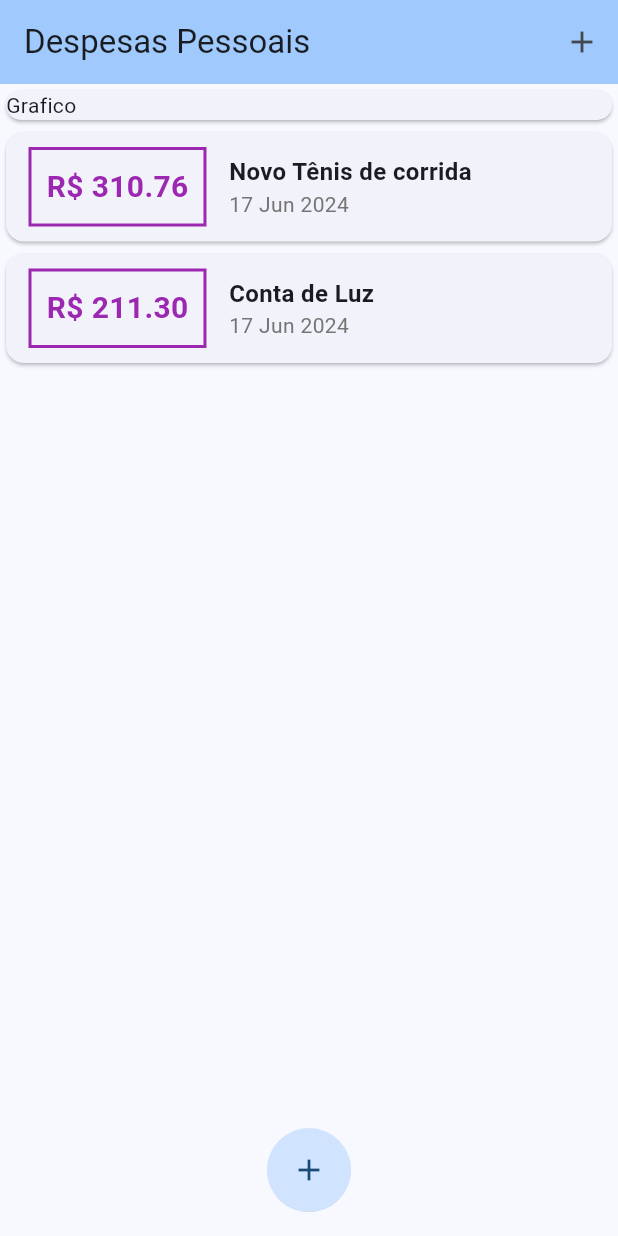
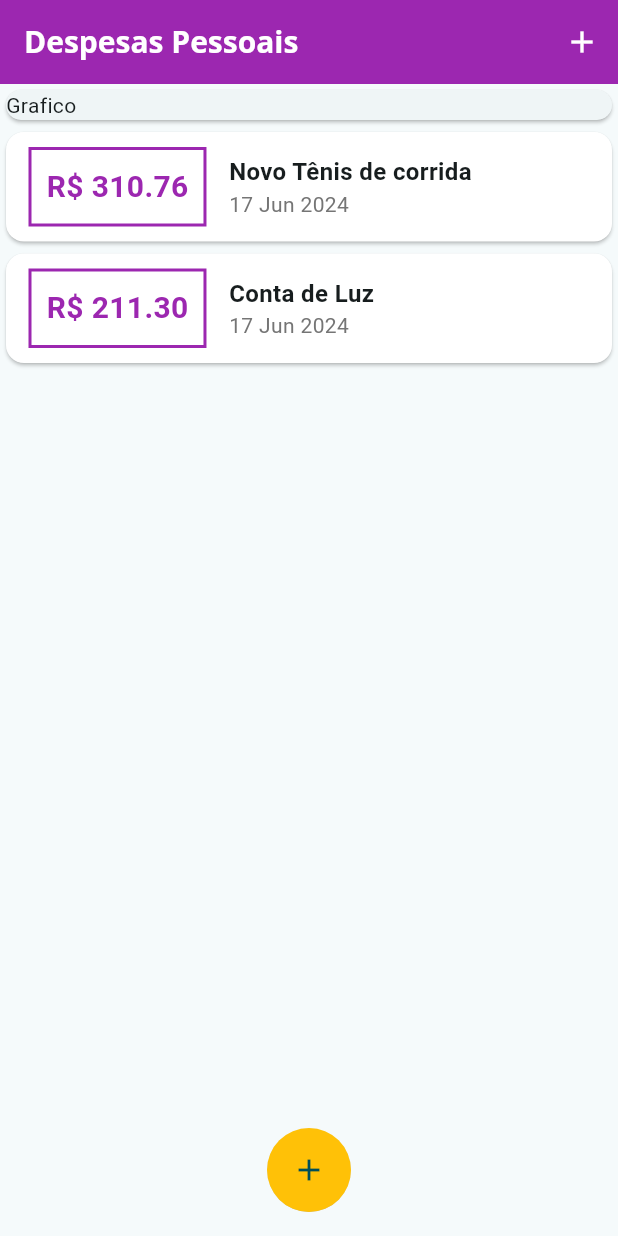
Before and after one commit to Lucaasshq/app_despesas_pessoais, a Flutter app: the screen it shows after launch, on a phone screen of 412 x 824 dp. Run offline on Flutter 3.47's test engine with Material 3 defaults, Android fonts, the phone set to English and light mode, and no system bars.

Commit message:
add Fonts

```diff
--- a/lib/components/transaction_list.dart
+++ b/lib/components/transaction_list.dart
@@ -17,6 +17,7 @@ class TransactionList extends StatelessWidget {
           itemBuilder: (context, index) {
             final tr = transactions[index];
             return Card(
+              color: Theme.of(context).colorScheme.background,
               child: Row(
                 children: <Widget>[
                   Container(
--- a/lib/main.dart
+++ b/lib/main.dart
@@ -17,11 +17,20 @@ class ExpensesAppp extends StatelessWidget {
       debugShowCheckedModeBanner: false,
       home: const MyHomePage(),
       theme: ThemeData(
-          colorScheme: ColorScheme.fromSeed(
-            seedColor: Colors.blue,
+        colorScheme: ColorScheme.fromSeed(
+            seedColor: Colors.white,
             background: Colors.white,
+            secondary: Colors.purple,
+            onPrimary: Colors.amber),
+        useMaterial3: true,
+        appBarTheme: const AppBarTheme(
+          titleTextStyle: TextStyle(
+            fontFamily: 'OpenSans',
+            fontSize: 20,
+            fontWeight: FontWeight.bold,
           ),
-          useMaterial3: true),
+        ),
+      ),
     );
   }
 }
@@ -60,6 +69,8 @@ class _MyHomePageState extends State<MyHomePage> {
     setState(() {
       _transactions.add(newTransaction);
     });
+    //? Função que fecha o modal após add a transação
+    Navigator.of(context).pop();
   }
 
   _openTransactionFormModal(BuildContext context) {
@@ -74,10 +85,17 @@ class _MyHomePageState extends State<MyHomePage> {
   Widget build(BuildContext context) {
     return Scaffold(
       appBar: AppBar(
-        title: const Text('Despesas Pessoais'),
-        backgroundColor: Theme.of(context).colorScheme.inversePrimary,
+        title: const Text(
+          'Despesas Pessoais',
+          style: TextStyle(
+            fontWeight: FontWeight.bold,
+            color: Colors.white,
+          ),
+        ),
+        backgroundColor: Theme.of(context).colorScheme.secondary,
         actions: <Widget>[
           IconButton(
+            color: Theme.of(context).colorScheme.background,
             icon: const Icon(Icons.add),
             onPressed: () => _openTransactionFormModal(context),
           )
@@ -98,8 +116,9 @@ class _MyHomePageState extends State<MyHomePage> {
       ),
       floatingActionButton: ClipOval(
         child: FloatingActionButton(
+          onPressed: () => _openTransactionFormModal(context),
+          backgroundColor: Theme.of(context).colorScheme.onPrimary,
           child: const Icon(Icons.add),
-          onPressed: () => _openTransactionFormModal(context),
         ),
       ),
       floatingActionButtonLocation: FloatingActionButtonLocation.centerFloat,
```
Also changed, not shown: pubspec.yaml (+14 -10 lines), assets/fonts/OpenSans-Bold.ttf (added), assets/fonts/OpenSans-Regular.ttf (added), assets/fonts/Quicksand-Bold.ttf (added), assets/fonts/Quicksand-Light.ttf (added), assets/fonts/Quicksand-Medium.ttf (added), assets/fonts/Quicksand-Regular.ttf (added).
